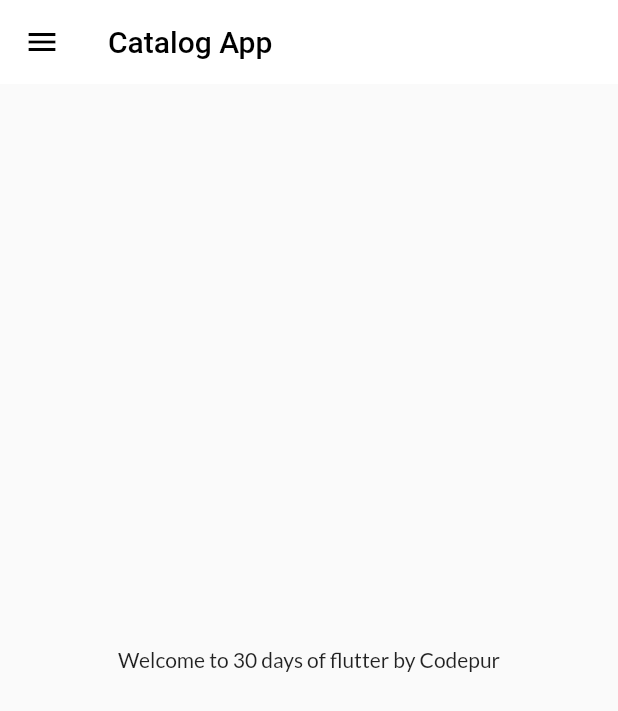
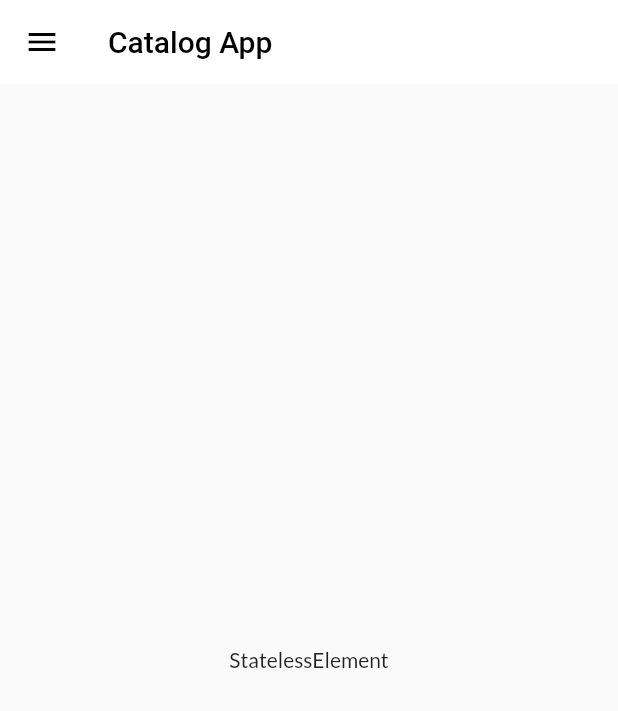
Before and after one commit to susan7979/30DaysOfFlutter, a Flutter app: the screen it shows after launch, on a phone screen of 412 x 824 dp. Shown: the top 711 px of the screen. Run offline on Flutter 3.47's test engine with Material 2 defaults, Android fonts, the phone set to English and light mode, and no system bars; our stand-ins replace google_fonts.

Commit message:
day 11 completed

```diff
--- a/lib/pages/home_page.dart
+++ b/lib/pages/home_page.dart
@@ -4,7 +4,7 @@ import 'package:flutter_catalog/widgets/drawer.dart';
 class HomePage extends StatelessWidget {
   final int days = 30;
   final String name = "Codepur";
-
+//Day 11 we learned about constraints and context//
   @override
   Widget build(BuildContext context) {
     return Scaffold(
@@ -16,7 +16,7 @@ class HomePage extends StatelessWidget {
       ),
       body: Center(
         child: Container(
-          child: Text("Welcome to $days days of flutter by $name"),
+          child: Text(context.runtimeType.toString()),
         ),
       ),
       drawer: MyDrawer(),
```
